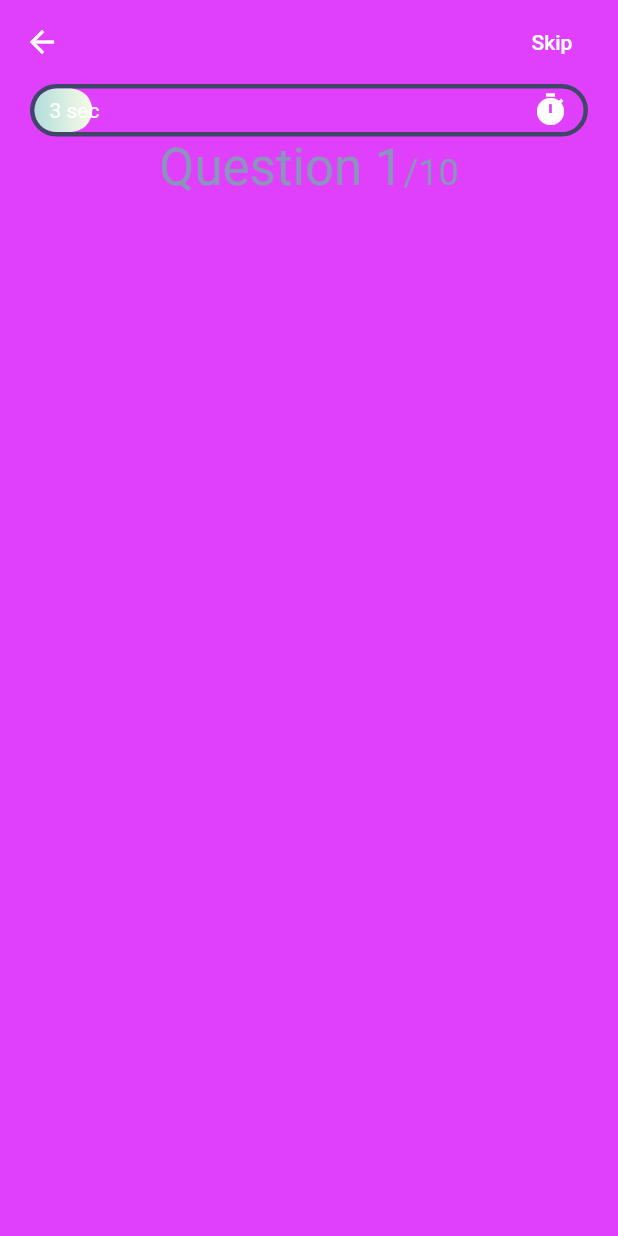
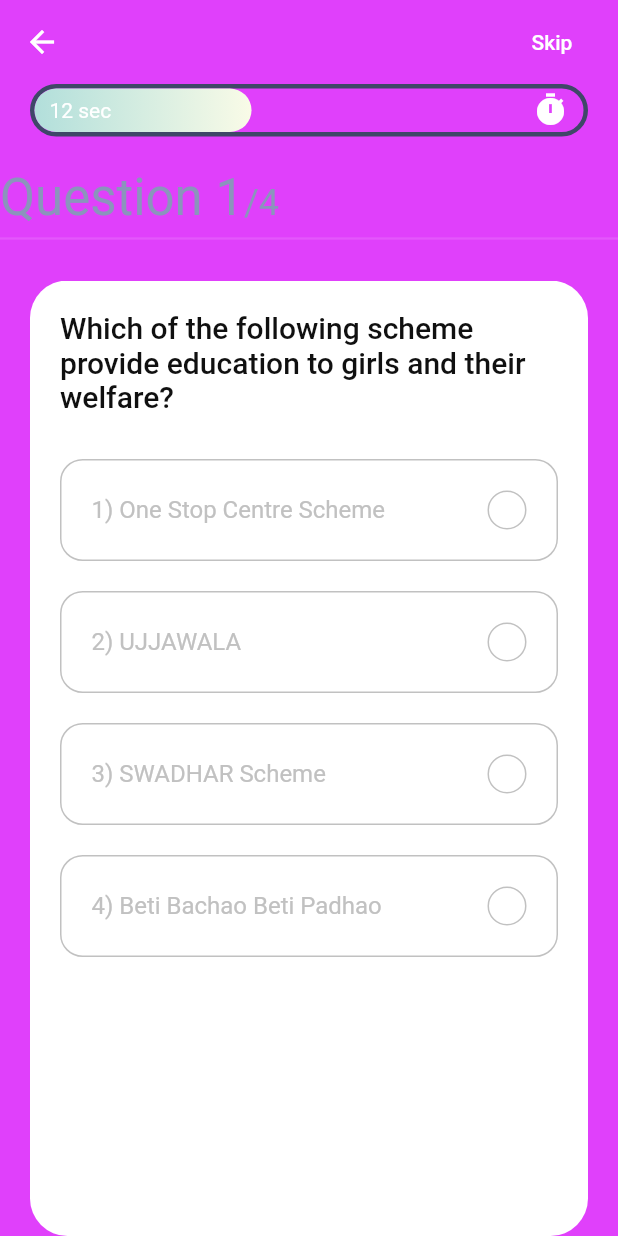
Before and after one commit to mrcodefrost/A7_Elementalists, a Flutter app: the QuizScreen screen opened directly, after a tap on "Skip", on a phone screen of 412 x 824 dp. Run offline on Flutter 3.47's test engine with Material 2 defaults, Android fonts, the phone set to English and light mode, and no system bars; our stand-ins replace get.

Commit message:
Quiz screen working

```diff
--- a/lib/controllers/questions_ctrl.dart
+++ b/lib/controllers/questions_ctrl.dart
@@ -1,6 +1,8 @@
 import 'package:flutter/animation.dart';
 import 'package:flutter/material.dart';
 import 'package:get/get.dart';
+import 'package:womania/qBank/Questions.dart';
+import 'package:womania/screens/score.dart';
 
 class QuestionControl extends GetxController with SingleGetTickerProviderMixin {
   //time bar animation
@@ -10,8 +12,39 @@
 
   Animation get animation => this._animation;
 
+  PageController _pageController;
+  PageController get pageController => this._pageController;
+
+  List<Question> _questions = sample_data
+      .map(
+        (question) => Question(
+            id: question['id'],
+            question: question['question'],
+            options: question['options'],
+            answer: question['answer_index']),
+      )
+      .toList();
+
+  List<Question> get questions => this._questions;
+
+  bool _answered = false;
+  bool get answered => this._answered;
+
+  int _correctAnswer;
+  int get correctAnswer => this._correctAnswer;
+
+  int _selectedAnswer;
+  int get selectedAnswer => this._selectedAnswer;
+
+  RxInt _questionNumber = 1.obs;
+  RxInt get questionNumber => this._questionNumber;
+
+  int _numOfCorrectAns = 0;
+  int get numOfCorrectAns => this._numOfCorrectAns;
+
   @override
   void onInit() {
+    //animation duration 30 seconds
     _animationController =
         AnimationController(duration: Duration(seconds: 30), vsync: this);
     _animation = Tween<double>(begin: 0, end: 1).animate(_animationController)
@@ -19,7 +52,52 @@
         update();
       });
 
-    _animationController.forward();
+    _animationController.forward().whenComplete(() => nextQuestion);
+
+    _pageController = PageController();
+
     super.onInit();
   }
+
+  @override
+  void onClose() {
+    super.onClose();
+    _animationController.dispose();
+    _pageController.dispose();
+  }
+
+  void checkAns(Question question, int selectedIndex) {
+    _answered = true;
+    _correctAnswer = question.answer;
+    _selectedAnswer = selectedIndex;
+
+    if (_correctAnswer == _selectedAnswer) _numOfCorrectAns++;
+
+    _animationController.stop();
+    update();
+
+    Future.delayed(Duration(seconds: 3), () {
+      nextQuestion();
+    });
+  }
+
+  void nextQuestion() {
+    if (_questionNumber.value != _questions.length) {
+      _answered = false;
+      _pageController.nextPage(
+          duration: Duration(milliseconds: 250), curve: Curves.ease);
+
+      // counter reset
+      _animationController.reset();
+
+      //restart
+      _animationController.forward().whenComplete(() => nextQuestion);
+    } else {
+      Get.to(ScoreScreen());
+    }
+  }
+
+  void updateTheQnNum(int index) {
+    _questionNumber.value = index + 1;
+  }
 }
--- a/lib/main.dart
+++ b/lib/main.dart
@@ -1,5 +1,5 @@
 import 'package:flutter/material.dart';
-import 'package:womania/screens/welcome.dart';
+import 'package:womania/screens/quiz.dart';
 
 void main() {
   runApp(MyApp());
@@ -12,7 +12,7 @@
       title: 'Womania',
       debugShowCheckedModeBanner: false,
       theme: ThemeData.dark(),
-      home: WelcomeScreen(),
+      home: QuizScreen(),
     );
   }
 }
--- a/lib/qBank/Questions.dart
+++ b/lib/qBank/Questions.dart
@@ -0,0 +1,52 @@
+class Question {
+  final int id, answer;
+  final String question;
+  final List<String> options;
+
+  Question({this.id, this.question, this.answer, this.options});
+}
+
+const List sample_data = [
+  {
+    "id": 1,
+    "question":
+        "Which of the following scheme provide education to girls and their welfare?",
+    "options": [
+      'One Stop Centre Scheme',
+      'UJJAWALA',
+      'SWADHAR Scheme',
+      'Beti Bachao Beti Padhao'
+    ],
+    "answer_index": 4,
+  },
+  {
+    "id": 2,
+    "question":
+        "Which scheme helps in the prevention of trafficking and provide support for rescue, rehabilitation, reintegration and repatriation of women?",
+    "options": [
+      'Ujjawala scheme',
+      'STEP scheme',
+      'Priyadasrshini Scheme',
+      'DWCRA'
+    ],
+    "answer_index": 1,
+  },
+  {
+    "id": 3,
+    "question":
+        "Support to Training and Employment Programme for Women scheme is....",
+    "options": [' SWADHAR', 'STEP', 'Nari Shakti Puraskar', 'RMK'],
+    "answer_index": 2,
+  },
+  {
+    "id": 4,
+    "question": "Priyadarshini scheme provides:",
+    "options": [
+      'Women Empowerment',
+      'Livelihood in Mid-Gangetic plains',
+      'Empower to address women legal, political and health problems',
+      'All the above are correct.'
+    ],
+    "answer_index": 4,
+  },
+];
--- a/lib/screens/parts/body.dart
+++ b/lib/screens/parts/body.dart
@@ -1,5 +1,9 @@
+import 'package:flutter/cupertino.dart';
 import 'package:flutter/material.dart';
+import 'package:get/get.dart';
 import 'package:womania/const.dart';
+import 'package:womania/controllers/questions_ctrl.dart';
+import 'package:womania/screens/parts/question_card.dart';
 
 import 'time_bar.dart';
 
@@ -10,25 +14,31 @@
 
   @override
   Widget build(BuildContext context) {
+    QuestionControl _questioncontrol = Get.put(QuestionControl());
     return Stack(
       children: [
         // WebsafeSvg.asset('assets/2.svg'),
         SafeArea(
-          child: Padding(
-            padding: const EdgeInsets.symmetric(horizontal: kDefaultPadding),
-            child: Column(
-              children: [
-                TimeBar(),
-                Text.rich(
+          child: Column(
+            crossAxisAlignment: CrossAxisAlignment.start,
+            children: [
+              Padding(
+                padding:
+                    const EdgeInsets.symmetric(horizontal: kDefaultPadding),
+                child: TimeBar(),
+              ),
+              SizedBox(height: kDefaultPadding),
+              Obx(
+                () => Text.rich(
                   TextSpan(
-                      text: 'Question 1',
+                      text: 'Question ${_questioncontrol.questionNumber.value}',
                       style: Theme.of(context)
                           .textTheme
                           .headline4
                           .copyWith(color: kSecondaryColor),
                       children: [
                         TextSpan(
-                          text: '/10',
+                          text: '/${_questioncontrol.questions.length}',
                           style: Theme.of(context)
                               .textTheme
                               .headline5
@@ -36,8 +46,26 @@
                         )
                       ]),
                 ),
-              ],
-            ),
+              ),
+              Divider(
+                thickness: 1.5,
+              ),
+              SizedBox(
+                height: kDefaultPadding,
+              ),
+              Expanded(
+                child: PageView.builder(
+                  //swipe blocked to next question
+                  physics: NeverScrollableScrollPhysics(),
+                  controller: _questioncontrol.pageController,
+                  onPageChanged: _questioncontrol.updateTheQnNum,
+                  itemCount: _questioncontrol.questions.length,
+                  itemBuilder: (context, index) => QuestionCard(
+                    question: _questioncontrol.questions[index],
+                  ),
+                ),
+              )
+            ],
           ),
         )
       ],
--- /dev/null
+++ b/lib/screens/parts/options.dart
@@ -0,0 +1,79 @@
+import 'package:flutter/material.dart';
+import 'package:get/get.dart';
+import 'package:womania/const.dart';
+import 'package:womania/controllers/questions_ctrl.dart';
+
+class Options extends StatelessWidget {
+  //try replacing options with option
+  const Options({
+    Key key,
+    this.text,
+    this.index,
+    this.press,
+  }) : super(key: key);
+
+  final String text;
+  final int index;
+  final VoidCallback press;
+
+  @override
+  Widget build(BuildContext context) {
+    return GetBuilder<QuestionControl>(
+        init: QuestionControl(),
+        builder: (qnControl) {
+          Color getTheRightColor() {
+            if (qnControl.answered) {
+              if (index == qnControl.correctAnswer) {
+                return kGreenColor;
+              } else if (index == qnControl.selectedAnswer &&
+                  qnControl.selectedAnswer != qnControl.correctAnswer) {
+                return kRedColor;
+              }
+            }
+            return kGrayColor;
+          }
+
+          IconData getTheRightIcon() {
+            return getTheRightColor() == kRedColor ? Icons.close : Icons.done;
+          }
+
+          return InkWell(
+            onTap: press,
+            child: Container(
+              margin: EdgeInsets.only(top: kDefaultPadding),
+              padding: EdgeInsets.all(kDefaultPadding),
+              decoration: BoxDecoration(
+                border: Border.all(color: getTheRightColor()),
+                borderRadius: BorderRadius.circular(15),
+              ),
+              child: Row(
+                mainAxisAlignment: MainAxisAlignment.spaceBetween,
+                children: [
+                  Text(
+                    '${index + 1}) $text',
+                    style: TextStyle(color: getTheRightColor(), fontSize: 16),
+                  ),
+                  Container(
+                    height: 26,
+                    width: 26,
+                    decoration: BoxDecoration(
+                      color: getTheRightColor() == kGrayColor
+                          ? Colors.transparent
+                          : getTheRightColor(),
+                      borderRadius: BorderRadius.circular(50),
+                      border: Border.all(color: getTheRightColor()),
+                    ),
+                    child: getTheRightColor() == kGrayColor
+                        ? null
+                        : Icon(
+                            getTheRightIcon(),
+                            size: 16,
+                          ),
+                  ),
+                ],
+              ),
+            ),
+          );
+        });
+  }
+}
--- /dev/null
+++ b/lib/screens/parts/question_card.dart
@@ -0,0 +1,47 @@
+import 'package:flutter/material.dart';
+import 'package:get/get.dart';
+import 'package:womania/const.dart';
+import 'package:womania/controllers/questions_ctrl.dart';
+import 'package:womania/qBank/Questions.dart';
+import 'package:womania/screens/parts/options.dart';
+
+class QuestionCard extends StatelessWidget {
+  const QuestionCard({
+    Key key,
+    @required this.question,
+  }) : super(key: key);
+
+  final Question question;
+
+  @override
+  Widget build(BuildContext context) {
+    QuestionControl _control = Get.put(QuestionControl());
+    return Container(
+      margin: EdgeInsets.symmetric(horizontal: kDefaultPadding),
+      padding: EdgeInsets.all(kDefaultPadding),
+      decoration: BoxDecoration(
+        color: Colors.white,
+        borderRadius: BorderRadius.circular(25),
+      ),
+      child: Column(
+        children: [
+          Text(
+            question.question,
+            style: Theme.of(context)
+                .textTheme
+                .headline6
+                .copyWith(color: kBlackColor),
+          ),
+          SizedBox(height: kDefaultPadding / 2),
+          ...List.generate(
+            question.options.length,
+            (index) => Options(
+                index: index,
+                text: question.options[index],
+                press: () => _control.checkAns(question, index)),
+          ),
+        ],
+      ),
+    );
+  }
+}
--- a/lib/screens/quiz.dart
+++ b/lib/screens/quiz.dart
@@ -1,9 +1,12 @@
 import 'package:flutter/material.dart';
+import 'package:get/get.dart';
+import 'package:womania/controllers/questions_ctrl.dart';
 import 'package:womania/screens/parts/body.dart';
 
 class QuizScreen extends StatelessWidget {
   @override
   Widget build(BuildContext context) {
+    QuestionControl _control = Get.put(QuestionControl());
     return Scaffold(
       backgroundColor: Colors.purpleAccent,
       extendBodyBehindAppBar: true,
@@ -12,7 +15,7 @@
         elevation: 0,
         actions: [
           FlatButton(
-            onPressed: () {},
+            onPressed: _control.nextQuestion,
             child: Text("Skip"),
           )
         ],
--- a/lib/screens/score.dart
+++ b/lib/screens/score.dart
@@ -0,0 +1,41 @@
+import 'package:flutter/material.dart';
+import 'package:get/get.dart';
+import 'package:womania/const.dart';
+import 'package:womania/controllers/questions_ctrl.dart';
+
+class ScoreScreen extends StatelessWidget {
+  @override
+  Widget build(BuildContext context) {
+    QuestionControl _qnControl = Get.put(QuestionControl());
+    return Scaffold(
+      backgroundColor: Colors.greenAccent.shade100,
+      body: Stack(
+        fit: StackFit.expand,
+        children: [
+          // WebsafeSvg.asset("assets/icons/bg.svg", fit: BoxFit.fill),
+          Column(
+            children: [
+              Spacer(flex: 3),
+              Text(
+                "Score",
+                style: Theme.of(context)
+                    .textTheme
+                    .headline3
+                    .copyWith(color: kSecondaryColor),
+              ),
+              Spacer(),
+              Text(
+                "${_qnControl.correctAnswer * 10}/${_qnControl.questions.length * 10}",
+                style: Theme.of(context)
+                    .textTheme
+                    .headline4
+                    .copyWith(color: kSecondaryColor),
+              ),
+              Spacer(flex: 3),
+            ],
+          )
+        ],
+      ),
+    );
+  }
+}
--- a/lib/screens/welcome.dart
+++ b/lib/screens/welcome.dart
@@ -1,5 +1,7 @@
 import 'package:flutter/cupertino.dart';
 import 'package:flutter/material.dart';
+import 'package:get/get.dart';
+import 'package:womania/screens/quiz.dart';
 
 import '../const.dart';
 
@@ -60,7 +62,7 @@
                 ),
                 Spacer(),
                 InkWell(
-                  onTap: () {},
+                  onTap: () => Get.to(QuizScreen()),
                   child: Container(
                     alignment: Alignment.center,
                     width: double.infinity,
```
